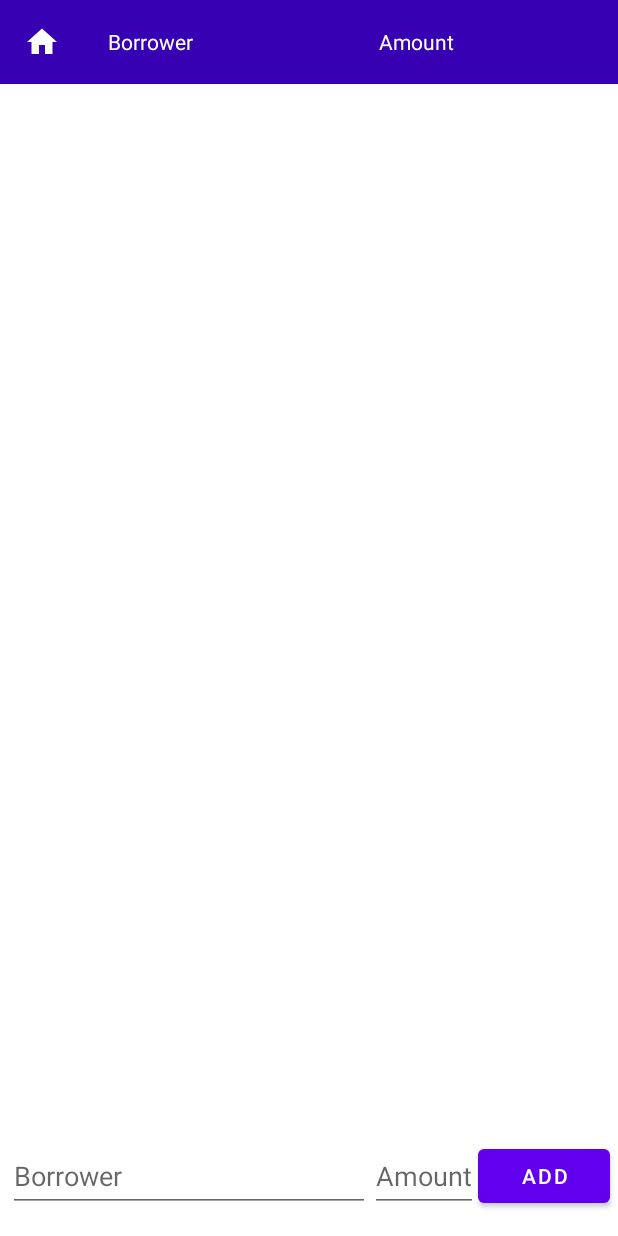
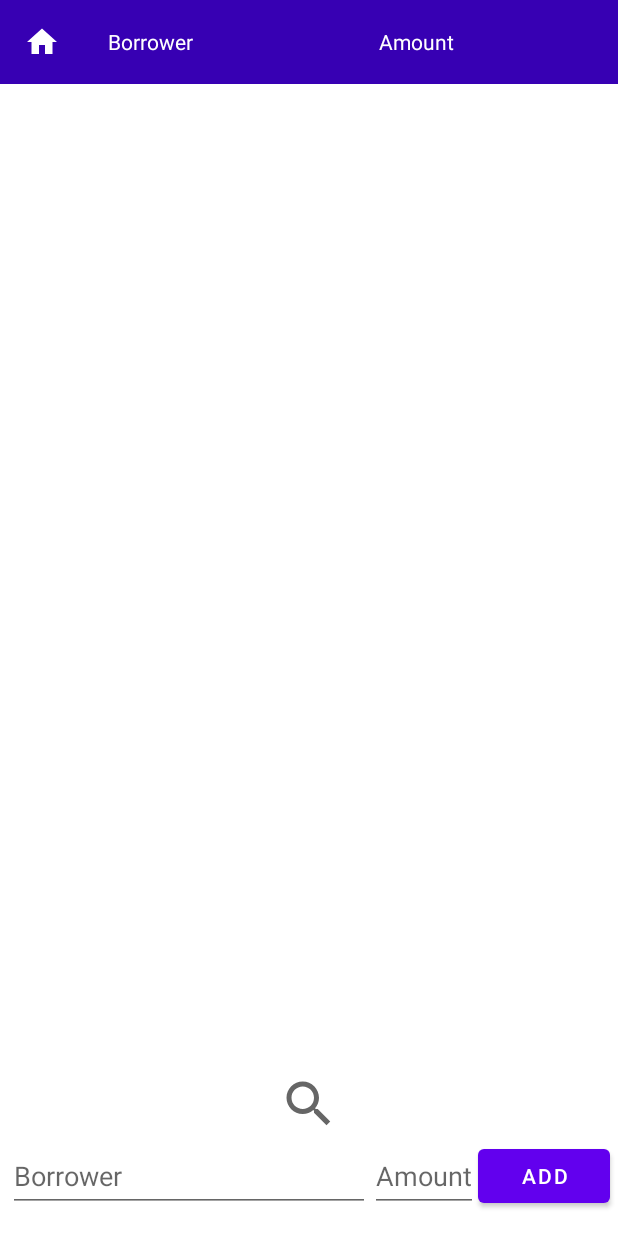
Before and after one commit to BlackRabbitov/ProjektSM, an Android app: the BorrowerActivity screen opened directly, with no data from a screen before it, after a tap on "ADD", on a phone screen of 412 x 824 dp. Run offline under Robolectric (Android 15) with nearby library versions, the phone set to English and light mode, and no system bars; our stand-ins replace Room's generated code; 3 statements that could not run were skipped.

Commit message:
Search interface.

```diff
--- a/app/src/main/java/com/michal/projektsm/BorrowerActivity.java
+++ b/app/src/main/java/com/michal/projektsm/BorrowerActivity.java
@@ -19,6 +19,7 @@ import android.view.View;
 import android.view.Window;
 import android.view.WindowManager;
 import android.widget.EditText;
+import android.widget.ImageView;
 import android.widget.LinearLayout;
 import android.widget.ListView;
 import android.view.View.OnClickListener;
@@ -36,14 +37,20 @@ import java.util.List;
 
 public class BorrowerActivity extends AppCompatActivity {
     public static final String TAG = "BorrowerActivity";
-    UserDatabase database;
-    BorrowerAdapter adapter;
-    List<DebtEntity> borrowers;
-    UserWithDebts userWithDebts;
-    DebtEntity sameDebtEntity;
-    RecyclerView borrowersView;
+    private UserDatabase database;
+    private BorrowerAdapter adapter;
+    private List<DebtEntity> borrowers;
+    private UserWithDebts userWithDebts;
+    private DebtEntity sameDebtEntity;
+    private RecyclerView borrowersView;
+    private Toolbar toolbar;
+    private LinearLayout linearLayout;
+    private ImageView imgSearch;
 
-    private Toolbar toolbar;
+    //only for help with exeptions
+    private EditText a1;
+    private EditText a2;
+
     @Override
     protected void onCreate(Bundle savedInstanceState) {
         super.onCreate(savedInstanceState);
@@ -55,7 +62,8 @@ public class BorrowerActivity extends AppCompatActivity {
         window.addFlags(WindowManager.LayoutParams.FLAG_DRAWS_SYSTEM_BAR_BACKGROUNDS);
         window.setStatusBarColor(ContextCompat.getColor(this, R.color.purple_700));
         //
-
+        linearLayout = findViewById(R.id.LayoutName2);
+        linearLayout.setVisibility(View.GONE);
 
         toolbar = findViewById(R.id.toolbar3);
         database = UserDatabase.getUserDatabase(this);
@@ -83,8 +91,8 @@ public class BorrowerActivity extends AppCompatActivity {
 
         OnClickListener btnClick = v -> {
             //check if user or amount is correct
-            EditText a1 = (EditText) findViewById(R.id.etBorrower);
-            EditText a2 = (EditText) findViewById(R.id.etAmount);
+            a1 = (EditText) findViewById(R.id.etBorrower);
+            a2 = (EditText) findViewById(R.id.etAmount);
 
             if (a1.length() == 0 || a2.length() == 0 ) {
                 Toast.makeText(getApplicationContext(), "You need to fill fields", Toast.LENGTH_SHORT).show();
@@ -127,6 +135,18 @@ public class BorrowerActivity extends AppCompatActivity {
                 Log.d(TAG, "Added new borrower: " + debt1.getBorrower() + " amount: " + debt1.getAmount());
             }
         };
+
+        //Search is here!!!
+        imgSearch= (ImageView) findViewById(R.id.img_search);
+        imgSearch.setOnClickListener(new View.OnClickListener() {
+            @Override
+            public void onClick(View v) {
+                imgSearch.setVisibility(View.INVISIBLE);
+                linearLayout.setVisibility(View.VISIBLE);
+
+            }
+        });
+
         findViewById(R.id.btnAddBorrower).setOnClickListener(btnClick);
     }
 
--- /dev/null
+++ b/app/src/main/res/drawable/search_icon.xml
@@ -0,0 +1,10 @@
+<vector xmlns:android="http://schemas.android.com/apk/res/android"
+    android:width="24dp"
+    android:height="24dp"
+    android:viewportWidth="24"
+    android:viewportHeight="24"
+    android:tint="?attr/colorControlNormal">
+  <path
+      android:fillColor="@android:color/white"
+      android:pathData="M15.5,14h-0.79l-0.28,-0.27C15.41,12.59 16,11.11 16,9.5 16,5.91 13.09,3 9.5,3S3,5.91 3,9.5 5.91,16 9.5,16c1.61,0 3.09,-0.59 4.23,-1.57l0.27,0.28v0.79l5,4.99L20.49,19l-4.99,-5zM9.5,14C7.01,14 5,11.99 5,9.5S7.01,5 9.5,5 14,7.01 14,9.5 11.99,14 9.5,14z"/>
+</vector>
--- a/app/src/main/res/layout/activity_borrowers.xml
+++ b/app/src/main/res/layout/activity_borrowers.xml
@@ -18,6 +18,7 @@
         android:background="@color/purple_700"
         android:minHeight="?attr/actionBarSize"
         app:layout_constraintEnd_toEndOf="parent"
+        app:layout_constraintHorizontal_bias="0.0"
         app:layout_constraintStart_toStartOf="parent"
         app:layout_constraintTop_toTopOf="parent"
         app:navigationIcon="@drawable/home_white_icon">
@@ -28,7 +29,7 @@
             android:layout_width="wrap_content"
             android:layout_height="wrap_content"
             android:text="@string/textUser"
-            android:textColor="@color/white"/>
+            android:textColor="@color/white" />
 
         <TextView
             android:id="@+id/textMoney"
@@ -36,7 +37,7 @@
             android:layout_height="wrap_content"
             android:layout_marginLeft="140dp"
             android:text="@string/textMoney"
-            android:textColor="@color/white"/>
+            android:textColor="@color/white" />
 
     </androidx.appcompat.widget.Toolbar>
 
@@ -44,9 +45,8 @@
         android:id="@+id/rvBorrowers"
         android:layout_width="match_parent"
         android:layout_height="0dp"
-        app:layout_constraintBottom_toTopOf="@+id/etBorrower"
+        app:layout_constraintBottom_toTopOf="@+id/img_search"
         app:layout_constraintEnd_toEndOf="parent"
-        app:layout_constraintStart_toStartOf="@id/toolbar3"
         app:layout_constraintTop_toBottomOf="@+id/toolbar3"
         android:paddingLeft="16dp"
         android:paddingRight="16dp"/>
@@ -82,6 +82,43 @@
         android:layout_marginRight="5dp"
         app:layout_constraintEnd_toEndOf="parent" />
 
+    <ImageView
+        android:id="@+id/img_search"
+        android:layout_width="match_parent"
+        android:layout_height="40dp"
+        android:layout_marginTop="6dp"
+        android:layout_marginBottom="4dp"
+        app:layout_constraintBottom_toTopOf="@+id/etBorrower"
+        app:layout_constraintEnd_toEndOf="parent"
+        app:layout_constraintStart_toStartOf="parent"
+        app:layout_constraintTop_toBottomOf="@+id/rvBorrowers"
+        app:srcCompat="@drawable/search_icon" />
+
+    <LinearLayout
+        android:id="@+id/LayoutName2"
+        android:layout_width="184dp"
+        android:layout_height="42dp"
+        android:layout_marginBottom="4dp"
+        app:layout_constraintBottom_toTopOf="@+id/etBorrower"
+        app:layout_constraintEnd_toEndOf="parent"
+        app:layout_constraintStart_toStartOf="parent"
+        app:layout_constraintTop_toBottomOf="@+id/rvBorrowers"
+        android:orientation="horizontal">
+
+        <EditText
+            android:id="@+id/etSearch"
+            android:layout_weight="1"
+            android:layout_width="match_parent"
+            android:layout_height="match_parent"
+            android:inputType="text" />
+
+    <ImageView
+        android:id="@+id/img_search2"
+        android:layout_width="wrap_content"
+        android:layout_height="match_parent"
+        app:srcCompat="@drawable/search_icon" />
+
+    </LinearLayout>
 
 
 </androidx.constraintlayout.widget.ConstraintLayout>
```
